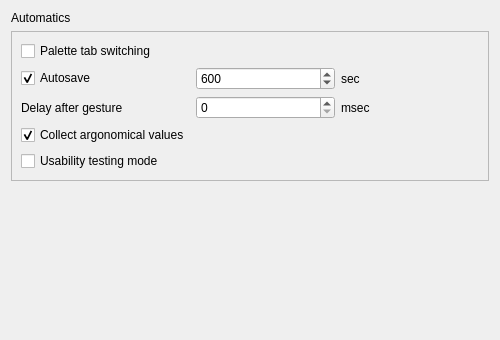
Qt form qrgui/dialogs/preferencesPages/behaviourPage.ui (qreal/qreal) before a commit.
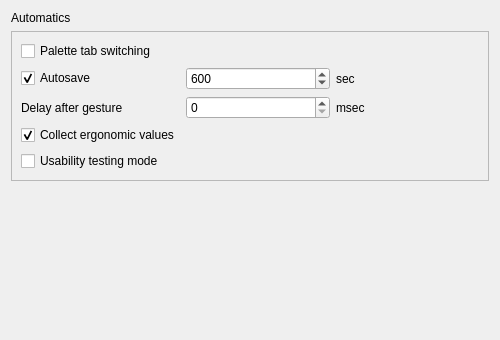
The same form after that commit.

Patch:
```diff
--- a/qrgui/dialogs/preferencesPages/behaviourPage.ui
+++ b/qrgui/dialogs/preferencesPages/behaviourPage.ui
@@ -106,7 +106,7 @@
       <item row="3" column="0">
        <widget class="QCheckBox" name="collectArgonomicalValuesCheckBox">
         <property name="text">
-         <string>Collect argonomical values</string>
+         <string>Collect ergonomic values</string>
         </property>
         <property name="checked">
          <bool>true</bool>
```
Left out of the diff: 2 changed lines with no effect on the pictures.
